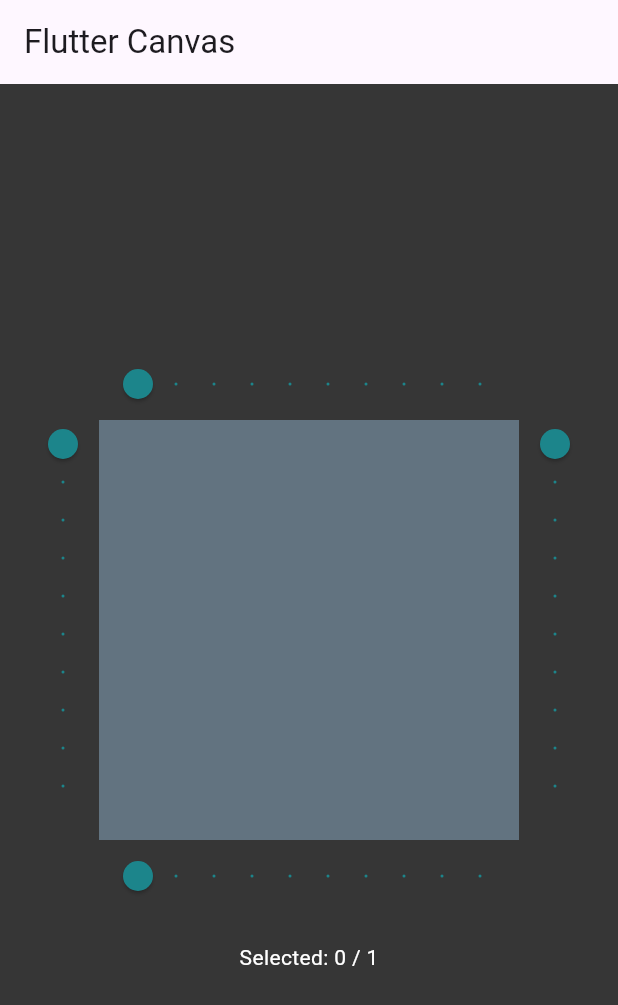
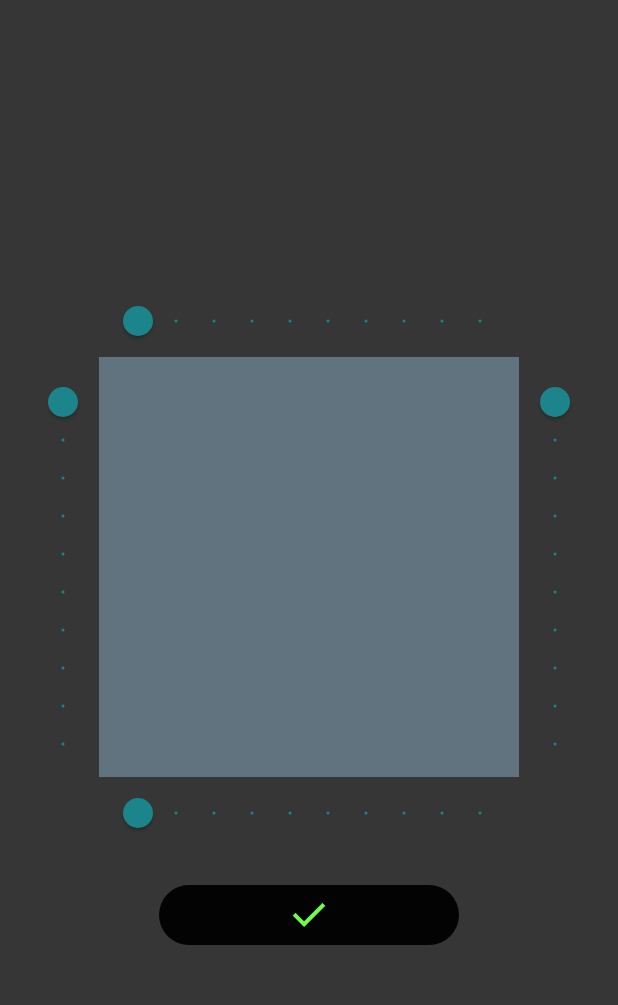
Before and after one commit to munovrizall/internship-test-studyo, a Flutter app: the screen it shows after launch, on a phone screen of 412 x 824 dp. Shown: the top 1005 px of the screen. Run offline on Flutter 3.47's test engine with Material 3 defaults, Android fonts, the phone set to English and light mode, and no system bars.

Commit message:
feat: added button

```diff
--- a/lib/main.dart
+++ b/lib/main.dart
@@ -29,9 +29,6 @@ class _MyAppState extends State<MyApp> {
       ),
       home: Scaffold(
         backgroundColor: const Color(0xff363636),
-        appBar: AppBar(
-          title: const Text('Flutter Canvas'),
-        ),
         body: Row(
           mainAxisAlignment: MainAxisAlignment.center,
           crossAxisAlignment: CrossAxisAlignment.center,
@@ -65,10 +62,22 @@ class _MyAppState extends State<MyApp> {
                 ),
                 sliderWidget(Orientation.horizontal),
                 const SizedBox(height: 20),
-                // Menampilkan jumlah kotak yang dipilih
-                Text(
-                  'Selected: ${_selectedBoxes.length} / ${(_horizontalDivision * _verticalDivision).toInt()}',
-                  style: const TextStyle(color: Colors.white),
+                // Text(
+                //   'Selected: ${_selectedBoxes.length} / ${(_horizontalDivision * _verticalDivision).toInt()}',
+                //   style: const TextStyle(color: Colors.white),
+                // ),
+                SizedBox(
+                  width: 200,
+                  child: FilledButton(
+                    onPressed: () {},
+                    style: const ButtonStyle(
+                        backgroundColor:
+                            WidgetStatePropertyAll(Color(0xff0000000))),
+                    child: Image.asset(
+                      'images/ic_check.png',
+                      height: 32,
+                    ),
+                  ),
                 ),
               ],
             ),
--- a/pubspec.yaml
+++ b/pubspec.yaml
@@ -59,9 +59,8 @@ flutter:
   uses-material-design: true
 
   # To add assets to your application, add an assets section, like this:
-  # assets:
-  #   - images/a_dot_burr.jpeg
-  #   - images/a_dot_ham.jpeg
+  assets:
+    - images/
 
   # An image asset can refer to one or more resolution-specific "variants", see
   # https://flutter.dev/to/resolution-aware-images
```
Also changed, not shown: images/ic_check.png (added).
